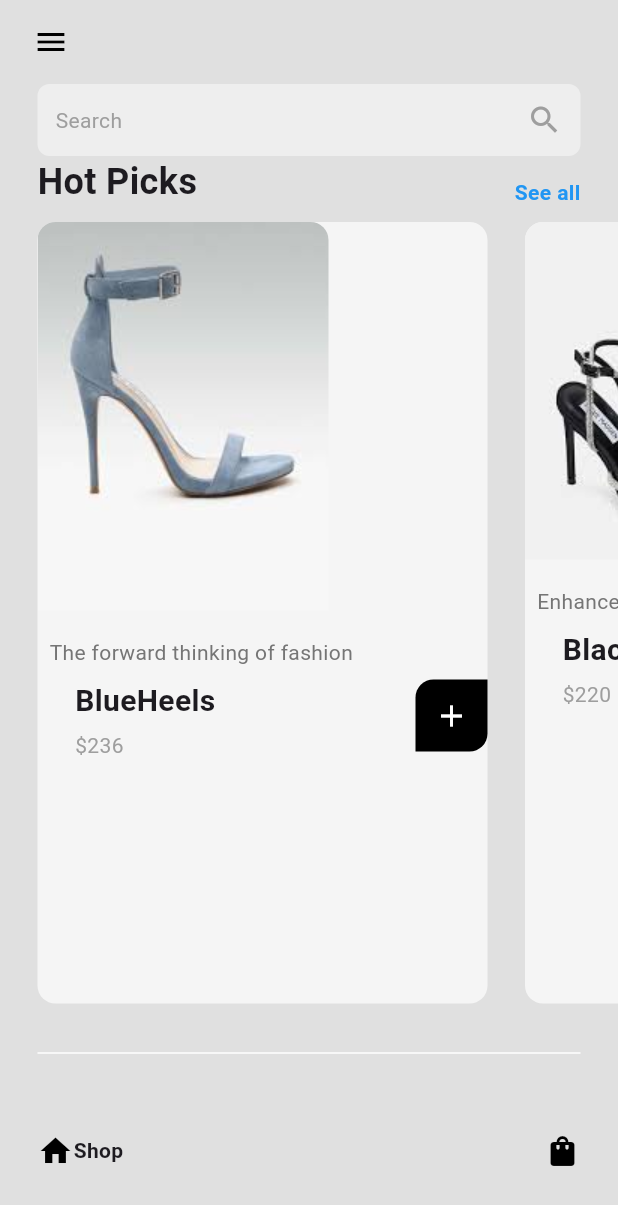
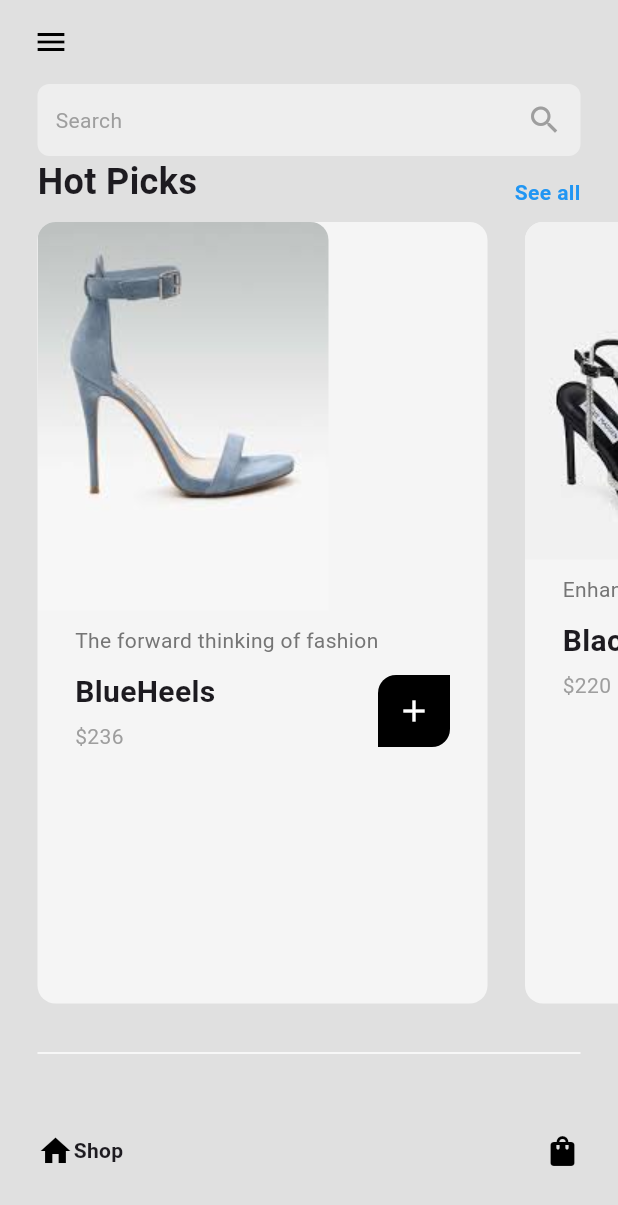
Before and after one commit to Gayurajeev/Flutter-shopping-app, a Flutter app: the HomePage screen opened directly, on a phone screen of 412 x 824 dp. Shown: the top 1205 px of the screen. Run offline on Flutter 3.47's test engine with Material 3 defaults, Android fonts, the phone set to English and light mode, and no system bars; drawn by our look-alikes of google_nav_bar.

```diff
--- a/lib/components/shoe_tile.dart
+++ b/lib/components/shoe_tile.dart
@@ -3,7 +3,9 @@ import 'package:flutter/material.dart';
 import '../models/shoe.dart';
 class ShoeTile extends StatelessWidget {
   final Shoe shoe;
-  const ShoeTile({super.key,required this.shoe});
+  final void Function()?onTap;
+  const ShoeTile({super.key,required this.shoe,
+  required this.onTap});
 
   @override
   Widget build(BuildContext context) {
@@ -25,18 +27,19 @@ class ShoeTile extends StatelessWidget {
           child: Image.asset(shoe.imagePath)),
           const SizedBox(height: 10),
           Padding(
-            padding: const EdgeInsets.all(8.0),
+              padding: const EdgeInsets.symmetric(horizontal: 25.0),
               child: Text(
                 shoe.description,
                 style: TextStyle(color: Colors.grey[600]),
               ),
             ),
+    const SizedBox(height: 10),
 
                 Padding(
-                  padding: const EdgeInsets.only(left:25.0),
+                  padding: const EdgeInsets.symmetric(horizontal:25.0),
                   child:Row(
                     mainAxisAlignment: MainAxisAlignment.spaceBetween,
-                    crossAxisAlignment: CrossAxisAlignment.start,
+                    crossAxisAlignment: CrossAxisAlignment.center,
                     children: [
                     Column(
                     crossAxisAlignment: CrossAxisAlignment.start,
@@ -54,7 +57,9 @@ class ShoeTile extends StatelessWidget {
                       ),
     ],
           ),
-                  Container(
+                  GestureDetector(
+                    onTap: onTap,
+                    child: Container(
                       padding: const EdgeInsets.all(12),
                       decoration: const BoxDecoration(
                           color: Colors.black,
@@ -70,6 +75,7 @@ class ShoeTile extends StatelessWidget {
 
                     ),
                                     ),
+                  ),
               ],
             ),
           ),
```
Also changed, not shown: lib/pages/shop_page.dart (+11 -0 lines). Lines whose indentation alone changed are shown as unchanged.
